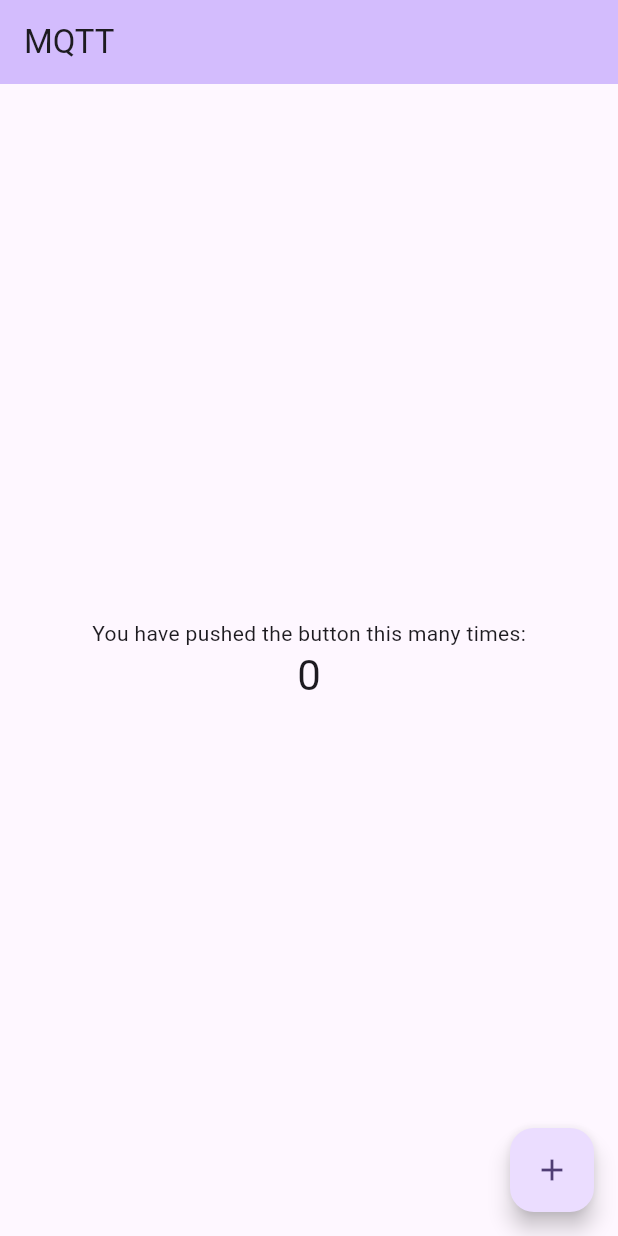
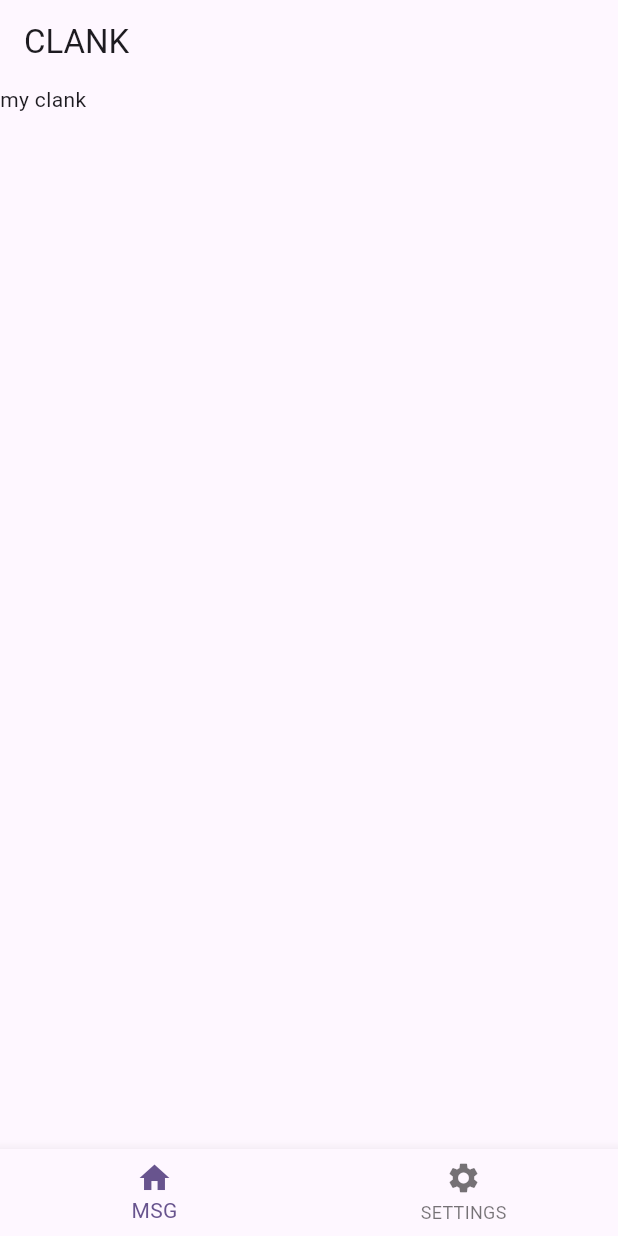
Before and after one commit to lpxxn/yoyo, a Flutter app: the screen it shows after launch, on a phone screen of 412 x 824 dp. Run offline on Flutter 3.47's test engine with Material 3 defaults, Android fonts, the light colour scheme and no system bars; our stand-ins replace get.

Commit message:
feat: scaffold

```diff
--- a/clank/lib/main.dart
+++ b/clank/lib/main.dart
@@ -4,6 +4,7 @@
 
 import 'dart:convert';
 import 'dart:io';
+import 'tab.dart' as tabs;
 
 void main() {
   runApp(const MyApp());
@@ -36,98 +37,7 @@
         colorScheme: ColorScheme.fromSeed(seedColor: Colors.deepPurple),
         useMaterial3: true,
       ),
-      home: const MyHomePage(title: 'MQTT'),
+      home: const tabs.Tab(),
     );
   }
 }
-
-class MyHomePage extends StatefulWidget {
-  const MyHomePage({super.key, required this.title});
-
-  // This widget is the home page of your application. It is stateful, meaning
-  // that it has a State object (defined below) that contains fields that affect
-  // how it looks.
-
-  // This class is the configuration for the state. It holds the values (in this
-  // case the title) provided by the parent (in this case the App widget) and
-  // used by the build method of the State. Fields in a Widget subclass are
-  // always marked "final".
-
-  final String title;
-
-  @override
-  State<MyHomePage> createState() => _MyHomePageState();
-}
-
-class _MyHomePageState extends State<MyHomePage> {
-  int _counter = 0;
-
-  void _incrementCounter() {
-    setState(() {
-      // This call to setState tells the Flutter framework that something has
-      // changed in this State, which causes it to rerun the build method below
-      // so that the display can reflect the updated values. If we changed
-      // _counter without calling setState(), then the build method would not be
-      // called again, and so nothing would appear to happen.
-      _counter++;
-    });
-  }
-  void _loadFile(String name) {
-    var path = p.join(p.dirname(p.fromUri(Platform.script)), name);
-  }
-  // https://github.com/dart-lang/yaml/blob/master/benchmark/benchmark.dart
-  @override
-  Widget build(BuildContext context) {
-    // This method is rerun every time setState is called, for instance as done
-    // by the _incrementCounter method above.
-    //
-    // The Flutter framework has been optimized to make rerunning build methods
-    // fast, so that you can just rebuild anything that needs updating rather
-    // than having to individually change instances of widgets.
-    return Scaffold(
-      appBar: AppBar(
-        // TRY THIS: Try changing the color here to a specific color (to
-        // Colors.amber, perhaps?) and trigger a hot reload to see the AppBar
-        // change color while the other colors stay the same.
-        backgroundColor: Theme.of(context).colorScheme.inversePrimary,
-        // Here we take the value from the MyHomePage object that was created by
-        // the App.build method, and use it to set our appbar title.
-        title: Text(widget.title),
-      ),
-      body: Center(
-        // Center is a layout widget. It takes a single child and positions it
-        // in the middle of the parent.
-        child: Column(
-          // Column is also a layout widget. It takes a list of children and
-          // arranges them vertically. By default, it sizes itself to fit its
-          // children horizontally, and tries to be as tall as its parent.
-          //
-          // Column has various properties to control how it sizes itself and
-          // how it positions its children. Here we use mainAxisAlignment to
-          // center the children vertically; the main axis here is the vertical
-          // axis because Columns are vertical (the cross axis would be
-          // horizontal).
-          //
-          // TRY THIS: Invoke "debug painting" (choose the "Toggle Debug Paint"
-          // action in the IDE, or press "p" in the console), to see the
-          // wireframe for each widget.
-          mainAxisAlignment: MainAxisAlignment.center,
-          children: <Widget>[
-            const Text(
-              'You have pushed the button this many times:',
-            ),
-            Text(
-              '$_counter',
-              style: Theme.of(context).textTheme.headlineMedium,
-            ),
-          ],
-        ),
-      ),
-      floatingActionButton: FloatingActionButton(
-        onPressed: _incrementCounter,
-        tooltip: 'Increment',
-        child: const Icon(Icons.add),
-      ), // This trailing comma makes auto-formatting nicer for build methods.
-    );
-  }
-}
--- /dev/null
+++ b/clank/lib/tab.dart
@@ -0,0 +1,33 @@
+import 'package:flutter/material.dart';
+
+class Tab extends StatefulWidget {
+  const Tab({super.key});
+
+  @override
+  _TabState createState() => _TabState();
+}
+
+class _TabState extends State<Tab> {
+  int _currentIdx = 0;
+  @override
+  Widget build(BuildContext context) {
+    return Scaffold(
+      appBar: AppBar(
+        title: const Text("CLANK"),
+      ),
+      body: const Text("my clank"),
+      bottomNavigationBar: BottomNavigationBar(
+        currentIndex: _currentIdx,
+        onTap: (index) {
+          setState(() {
+            _currentIdx = index;
+          });
+        },
+        items: const [
+          BottomNavigationBarItem(icon: Icon(Icons.home), label: "MSG"),
+          BottomNavigationBarItem(icon: Icon(Icons.settings), label: "SETTINGS")
+        ],
+      ),
+    );
+  }
+}
```
